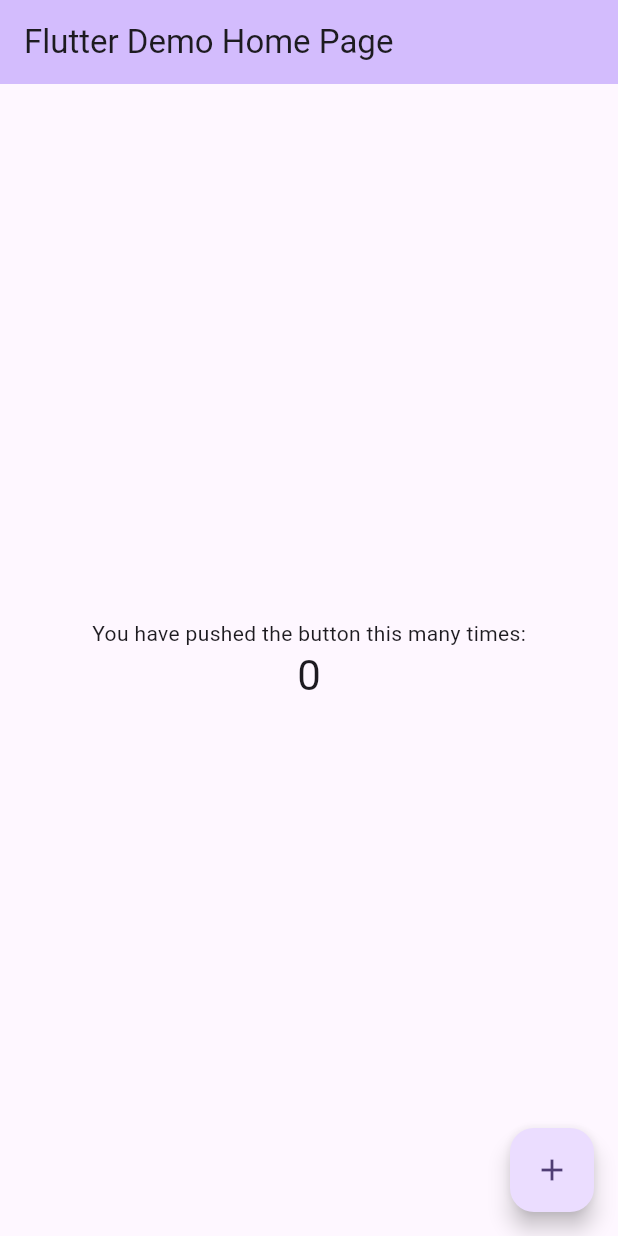
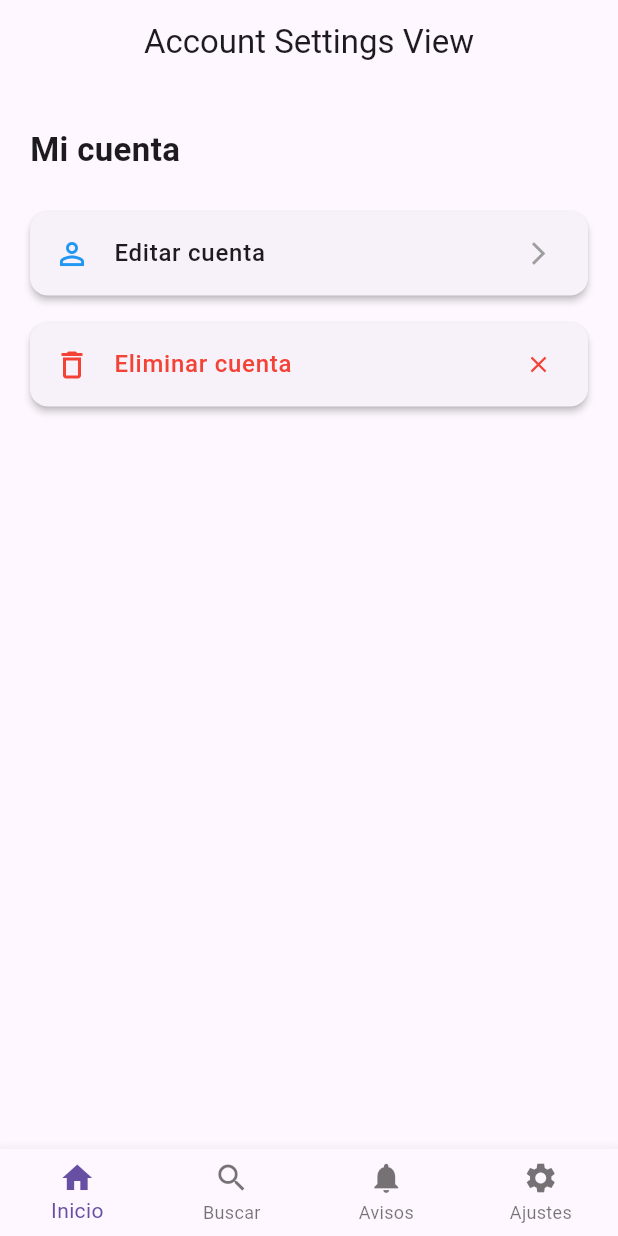
Before and after one commit to victorbeltranzzz/myconta_pocket, a Flutter app: the screen it shows after launch, on a phone screen of 412 x 824 dp. Run offline on Flutter 3.47's test engine with Material 3 defaults, Android fonts, the phone set to English and light mode, and no system bars.

Commit message:
Update main.dart

```diff
--- a/lib/main.dart
+++ b/lib/main.dart
@@ -7,115 +7,107 @@ void main() {
 class MyApp extends StatelessWidget {
   const MyApp({super.key});
 
-  // This widget is the root of your application.
   @override
   Widget build(BuildContext context) {
     return MaterialApp(
-      title: 'Flutter Demo',
+      debugShowCheckedModeBanner: false,
+      title: 'Account Settings',
       theme: ThemeData(
-        // This is the theme of your application.
-        //
-        // TRY THIS: Try running your application with "flutter run". You'll see
-        // the application has a purple toolbar. Then, without quitting the app,
-        // try changing the seedColor in the colorScheme below to Colors.green
-        // and then invoke "hot reload" (save your changes or press the "hot
-        // reload" button in a Flutter-supported IDE, or press "r" if you used
-        // the command line to start the app).
-        //
-        // Notice that the counter didn't reset back to zero; the application
-        // state is not lost during the reload. To reset the state, use hot
-        // restart instead.
-        //
-        // This works for code too, not just values: Most code changes can be
-        // tested with just a hot reload.
-        colorScheme: .fromSeed(seedColor: Colors.deepPurple),
+        primarySwatch: Colors.blue,
       ),
-      home: const MyHomePage(title: 'Flutter Demo Home Page'),
+      home: const AccountSettingsView(),
     );
   }
 }
 
-class MyHomePage extends StatefulWidget {
-  const MyHomePage({super.key, required this.title});
-
-  // This widget is the home page of your application. It is stateful, meaning
-  // that it has a State object (defined below) that contains fields that affect
-  // how it looks.
-
-  // This class is the configuration for the state. It holds the values (in this
-  // case the title) provided by the parent (in this case the App widget) and
-  // used by the build method of the State. Fields in a Widget subclass are
-  // always marked "final".
-
-  final String title;
-
-  @override
-  State<MyHomePage> createState() => _MyHomePageState();
-}
-
-class _MyHomePageState extends State<MyHomePage> {
-  int _counter = 0;
-
-  void _incrementCounter() {
-    setState(() {
-      // This call to setState tells the Flutter framework that something has
-      // changed in this State, which causes it to rerun the build method below
-      // so that the display can reflect the updated values. If we changed
-      // _counter without calling setState(), then the build method would not be
-      // called again, and so nothing would appear to happen.
-      _counter++;
-    });
-  }
+class AccountSettingsView extends StatelessWidget {
+  const AccountSettingsView({super.key});
 
   @override
   Widget build(BuildContext context) {
-    // This method is rerun every time setState is called, for instance as done
-    // by the _incrementCounter method above.
-    //
-    // The Flutter framework has been optimized to make rerunning build methods
-    // fast, so that you can just rebuild anything that needs updating rather
-    // than having to individually change instances of widgets.
     return Scaffold(
       appBar: AppBar(
-        // TRY THIS: Try changing the color here to a specific color (to
-        // Colors.amber, perhaps?) and trigger a hot reload to see the AppBar
-        // change color while the other colors stay the same.
-        backgroundColor: Theme.of(context).colorScheme.inversePrimary,
-        // Here we take the value from the MyHomePage object that was created by
-        // the App.build method, and use it to set our appbar title.
-        title: Text(widget.title),
+        title: const Text("Account Settings View"),
+        centerTitle: true,
       ),
-      body: Center(
-        // Center is a layout widget. It takes a single child and positions it
-        // in the middle of the parent.
+      body: Padding(
+        padding: const EdgeInsets.all(16.0),
         child: Column(
-          // Column is also a layout widget. It takes a list of children and
-          // arranges them vertically. By default, it sizes itself to fit its
-          // children horizontally, and tries to be as tall as its parent.
-          //
-          // Column has various properties to control how it sizes itself and
-          // how it positions its children. Here we use mainAxisAlignment to
-          // center the children vertically; the main axis here is the vertical
-          // axis because Columns are vertical (the cross axis would be
-          // horizontal).
-          //
-          // TRY THIS: Invoke "debug painting" (choose the "Toggle Debug Paint"
-          // action in the IDE, or press "p" in the console), to see the
-          // wireframe for each widget.
-          mainAxisAlignment: .center,
+          crossAxisAlignment: CrossAxisAlignment.start,
           children: [
-            const Text('You have pushed the button this many times:'),
-            Text(
-              '$_counter',
-              style: Theme.of(context).textTheme.headlineMedium,
+            // Título: Mi cuenta
+            const Padding(
+              padding: EdgeInsets.symmetric(vertical: 12.0, horizontal: 4.0),
+              child: Text(
+                "Mi cuenta",
+                style: TextStyle(
+                  fontSize: 22,
+                  fontWeight: FontWeight.bold,
+                ),
+              ),
+            ),
+            const SizedBox(height: 10),
+
+            // Botón: Editar cuenta
+            Card(
+              elevation: 2,
+              child: ListTile(
+                leading: const Icon(Icons.person_outline, color: Colors.blue),
+                title: const Text(
+                  "Editar cuenta",
+                  style: TextStyle(fontWeight: FontWeight.w500),
+                ),
+                trailing: const Icon(Icons.arrow_forward_ios, size: 18, color: Colors.grey),
+                onTap: () {
+                  // Aquí irá la acción para editar cuenta más adelante
+                  print("Click en Editar cuenta");
+                },
+              ),
+            ),
+            const SizedBox(height: 10),
+
+            // Botón: Eliminar cuenta
+            Card(
+              elevation: 2,
+              child: ListTile(
+                leading: const Icon(Icons.delete_outline, color: Colors.red),
+                title: const Text(
+                  "Eliminar cuenta",
+                  style: TextStyle(fontWeight: FontWeight.w500, color: Colors.red),
+                ),
+                trailing: const Icon(Icons.close, size: 18, color: Colors.red),
+                onTap: () {
+                  // Aquí irá la acción para eliminar cuenta más adelante
+                  print("Click en Eliminar cuenta");
+                },
+              ),
             ),
           ],
         ),
       ),
-      floatingActionButton: FloatingActionButton(
-        onPressed: _incrementCounter,
-        tooltip: 'Increment',
-        child: const Icon(Icons.add),
+
+      // Barra de navegación inferior (los botones de abajo de tu boceto)
+      bottomNavigationBar: BottomNavigationBar(
+        type: BottomNavigationBarType.fixed, // Mantiene todos los iconos fijos
+        currentIndex: 0, // Elemento seleccionado por defecto
+        items: const [
+          BottomNavigationBarItem(
+            icon: Icon(Icons.home),
+            label: 'Inicio',
+          ),
+          BottomNavigationBarItem(
+            icon: Icon(Icons.search),
+            label: 'Buscar',
+          ),
+          BottomNavigationBarItem(
+            icon: Icon(Icons.notifications),
+            label: 'Avisos',
+          ),
+          BottomNavigationBarItem(
+            icon: Icon(Icons.settings),
+            label: 'Ajustes',
+          ),
+        ],
       ),
     );
   }
```
